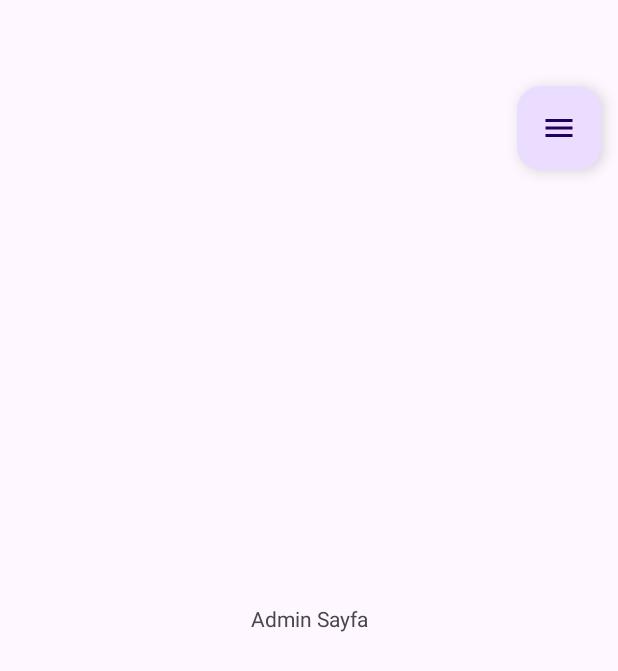
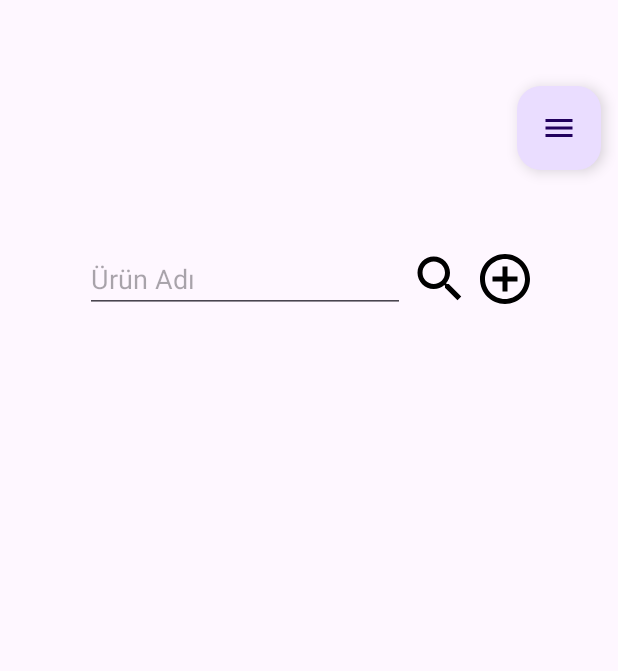
Before and after one commit to FurkanUTAR/icimdekilerMobilApp, an Android app: the adminAnaSayfaFragment screen opened through its navigation route, on a phone screen of 412 x 824 dp. Shown: the top 671 px of the screen. Run offline under Robolectric (Android 15) with nearby library versions, the phone set to English and light mode, and no system bars; our stand-ins replace Firebase (no records; nobody signed in at launch, a user with empty details on screens opened directly).

Commit message:
Düzenlemeler Yapıldı

```diff
--- a/app/src/main/java/com/example/icimdekiler/adminAnaSayfaFragment.kt
+++ b/app/src/main/java/com/example/icimdekiler/adminAnaSayfaFragment.kt
@@ -7,6 +7,7 @@ import android.view.View
 import android.view.ViewGroup
 import androidx.appcompat.widget.PopupMenu
 import androidx.navigation.NavOptions
+import androidx.navigation.Navigation
 import androidx.navigation.fragment.findNavController
 import com.example.icimdekiler.databinding.FragmentAdminAnaSayfaBinding
 import com.google.firebase.Firebase
@@ -63,6 +64,11 @@ class adminAnaSayfaFragment : Fragment() {
         binding.popupMenu.setOnClickListener {
             popupMenu.show()
         }
+
+        binding.ekleImage.setOnClickListener {
+            val action = adminAnaSayfaFragmentDirections.actionAdminAnaSayfaFragmentToUrunEkleFragment()
+            Navigation.findNavController(view).navigate(action)
+        }
     }
 
     override fun onDestroyView() {
--- /dev/null
+++ b/app/src/main/res/drawable/add.xml
@@ -0,0 +1,5 @@
+<vector xmlns:android="http://schemas.android.com/apk/res/android" android:height="24dp" android:tint="#000000" android:viewportHeight="24" android:viewportWidth="24" android:width="24dp">
+
+    <path android:fillColor="@android:color/white" android:pathData="M13,7h-2v4L7,11v2h4v4h2v-4h4v-2h-4L13,7zM12,2C6.48,2 2,6.48 2,12s4.48,10 10,10 10,-4.48 10,-10S17.52,2 12,2zM12,20c-4.41,0 -8,-3.59 -8,-8s3.59,-8 8,-8 8,3.59 8,8 -3.59,8 -8,8z"/>
+
+</vector>
--- /dev/null
+++ b/app/src/main/res/drawable/barcode_reader.xml
@@ -0,0 +1,5 @@
+<vector xmlns:android="http://schemas.android.com/apk/res/android" android:height="24dp" android:tint="#000000" android:viewportHeight="24" android:viewportWidth="24" android:width="24dp">
+
+    <path android:fillColor="@android:color/white" android:pathData="M23,8.75h-4v-1.5h4V8.75zM22.62,4.37L22,3l-3.62,1.63L19,6L22.62,4.37zM19,10l-0.62,1.37L22,13l0.62,-1.37L19,10zM11,13c0.55,0 1,0.45 1,1v2c0,0.55 -0.45,1 -1,1H9.64L8.9,19.78C8.54,21.12 7.33,22 6,22c-0.26,0 -0.52,-0.03 -0.78,-0.1c-1.6,-0.43 -2.55,-2.07 -2.12,-3.67l1.82,-6.8C3.77,10.72 3,9.45 3,8c0,-2.21 1.79,-4 4,-4h8c1.49,0 2.45,1.56 1.79,2.89l-2,4C14.45,11.57 13.75,12 13,12h-2.02l-0.27,1H11z"/>
+
+</vector>
--- /dev/null
+++ b/app/src/main/res/drawable/search.xml
@@ -0,0 +1,5 @@
+<vector xmlns:android="http://schemas.android.com/apk/res/android" android:height="24dp" android:tint="#000000" android:viewportHeight="24" android:viewportWidth="24" android:width="24dp">
+
+    <path android:fillColor="@android:color/white" android:pathData="M15.5,14h-0.79l-0.28,-0.27C15.41,12.59 16,11.11 16,9.5 16,5.91 13.09,3 9.5,3S3,5.91 3,9.5 5.91,16 9.5,16c1.61,0 3.09,-0.59 4.23,-1.57l0.27,0.28v0.79l5,4.99L20.49,19l-4.99,-5zM9.5,14C7.01,14 5,11.99 5,9.5S7.01,5 9.5,5 14,7.01 14,9.5 11.99,14 9.5,14z"/>
+
+</vector>
--- a/app/src/main/res/layout/fragment_admin_ana_sayfa.xml
+++ b/app/src/main/res/layout/fragment_admin_ana_sayfa.xml
@@ -1,22 +1,11 @@
 <?xml version="1.0" encoding="utf-8"?>
-<androidx.constraintlayout.widget.ConstraintLayout
-    xmlns:android="http://schemas.android.com/apk/res/android"
+<androidx.constraintlayout.widget.ConstraintLayout xmlns:android="http://schemas.android.com/apk/res/android"
     xmlns:app="http://schemas.android.com/apk/res-auto"
     xmlns:tools="http://schemas.android.com/tools"
     android:layout_width="match_parent"
     android:layout_height="match_parent"
     tools:context=".adminAnaSayfaFragment">
 
-
-    <TextView
-        android:id="@+id/textView3"
-        android:layout_width="wrap_content"
-        android:layout_height="wrap_content"
-        android:text="Admin Sayfa"
-        app:layout_constraintBottom_toBottomOf="parent"
-        app:layout_constraintEnd_toEndOf="parent"
-        app:layout_constraintStart_toStartOf="parent"
-        app:layout_constraintTop_toTopOf="parent" />
 
     <com.google.android.material.floatingactionbutton.FloatingActionButton
         android:id="@+id/popupMenu"
@@ -30,4 +19,47 @@
         app:layout_constraintEnd_toEndOf="parent"
         app:layout_constraintTop_toTopOf="parent" />
 
+    <EditText
+        android:id="@+id/urunAdiText"
+        android:layout_width="wrap_content"
+        android:layout_height="wrap_content"
+        android:layout_marginTop="50dp"
+        android:layout_marginEnd="85dp"
+        android:ems="10"
+        android:hint="@string/urunAdi"
+        android:inputType="text"
+        app:layout_constraintEnd_toEndOf="parent"
+        app:layout_constraintStart_toStartOf="parent"
+        app:layout_constraintTop_toBottomOf="@+id/popupMenu" />
+
+    <ImageView
+        android:id="@+id/araImage"
+        android:layout_width="40dp"
+        android:layout_height="40dp"
+        android:layout_marginStart="3dp"
+        android:src="@drawable/search"
+        app:layout_constraintBottom_toBottomOf="@+id/urunAdiText"
+        app:layout_constraintStart_toEndOf="@+id/urunAdiText"
+        app:layout_constraintTop_toTopOf="@+id/urunAdiText" />
+
+    <ImageView
+        android:id="@+id/ekleImage"
+        android:layout_width="40dp"
+        android:layout_height="40dp"
+        android:layout_marginStart="3dp"
+        android:src="@drawable/add"
+        app:layout_constraintBottom_toBottomOf="@+id/araImage"
+        app:layout_constraintStart_toEndOf="@+id/araImage"
+        app:layout_constraintTop_toTopOf="@+id/araImage" />
+
+    <androidx.recyclerview.widget.RecyclerView
+        android:layout_width="match_parent"
+        android:layout_height="wrap_content"
+        android:layout_marginStart="1dp"
+        android:layout_marginTop="10dp"
+        android:layout_marginEnd="1dp"
+        app:layout_constraintEnd_toEndOf="parent"
+        app:layout_constraintStart_toStartOf="parent"
+        app:layout_constraintTop_toBottomOf="@+id/urunAdiText" />
+
 </androidx.constraintlayout.widget.ConstraintLayout>
--- a/app/src/main/res/navigation/nav_graph.xml
+++ b/app/src/main/res/navigation/nav_graph.xml
@@ -61,5 +61,13 @@
         <action
             android:id="@+id/action_adminAnaSayfaFragment_to_girisYapFragment"
             app:destination="@id/girisYapFragment" />
+        <action
+            android:id="@+id/action_adminAnaSayfaFragment_to_urunEkleFragment"
+            app:destination="@id/urunEkleFragment" />
     </fragment>
+    <fragment
+        android:id="@+id/urunEkleFragment"
+        android:name="com.example.icimdekiler.urunEkleFragment"
+        android:label="fragment_urun_ekle"
+        tools:layout="@layout/fragment_urun_ekle" />
 </navigation>
--- a/app/src/main/res/values/strings.xml
+++ b/app/src/main/res/values/strings.xml
@@ -11,5 +11,11 @@
     <string name="halaKayitOlmadinMi">Hâlâ Kayıt Olmadın Mı?</string>
     <string name="zatenHesabinVarMi">Zaten Hesabın Var Mı?</string>
     <string name="beniHatirla">Beni Hatırla</string>
+    <string name="urunAdi">Ürün Adı</string>
+    <string name="icindekiler">İçindekiler</string>
+    <string name="barkod">Barkod</string>
+    <string name="kaydet">Kaydet</string>
+    <string name="guncelle">Güncelle</string>
+    <string name="sil">Sil</string>
 
 </resources>
```
Also changed, not shown: app/src/main/java/com/example/icimdekiler/urunEkleFragment.kt (added, +32 -0 lines), app/src/main/res/layout/fragment_urun_ekle.xml (added, +110 -0 lines).
